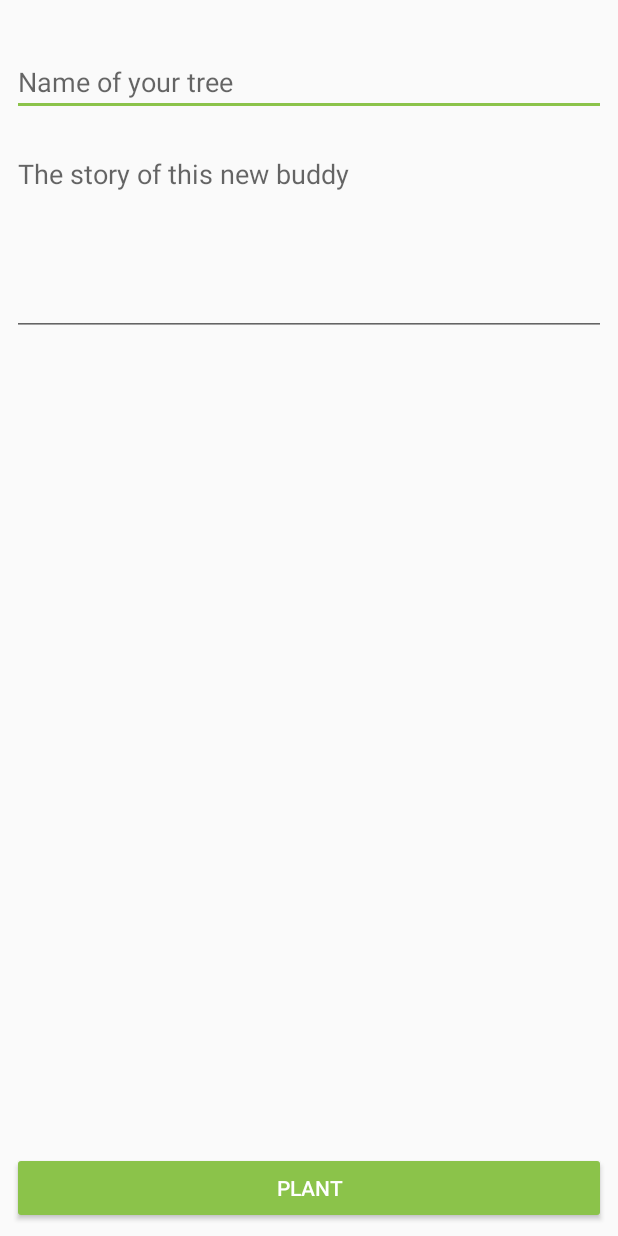
After one commit to padr31/greenhack2018, an Android app: the layout fragment_plant.xml on its own in the app's theme, with its tools: preview values and no code run, on a phone screen of 412 x 824 dp. The commit adds this screen. Run offline under Robolectric (Android 15) with nearby library versions, the phone set to English and light mode, and no system bars.

Commit message:
Create PlantFragment

```diff
--- a/app/build.gradle
+++ b/app/build.gradle
@@ -23,10 +23,11 @@ android {
 }
 
 dependencies {
-    implementation fileTree(dir: 'libs', include: ['*.jar'])
-    implementation"org.jetbrains.kotlin:kotlin-stdlib-jre7:$kotlin_version"
+    implementation fileTree(include: ['*.jar'], dir: 'libs')
+    implementation "org.jetbrains.kotlin:kotlin-stdlib-jre7:$kotlin_version"
     implementation 'com.android.support:appcompat-v7:26.1.0'
     implementation 'com.android.support.constraint:constraint-layout:1.0.2'
+    implementation 'com.android.support:support-v4:26.1.0'
     testImplementation 'junit:junit:4.12'
     androidTestImplementation 'com.android.support.test:runner:1.0.1'
     androidTestImplementation 'com.android.support.test.espresso:espresso-core:3.0.1'
--- /dev/null
+++ b/app/src/main/java/com/treecio/squirrel/squirrel/PlantFragment.kt
@@ -0,0 +1,25 @@
+package com.treecio.squirrel.squirrel
+
+import android.content.Context
+import android.net.Uri
+import android.os.Bundle
+import android.support.v4.app.Fragment
+import android.view.LayoutInflater
+import android.view.View
+import android.view.ViewGroup
+
+class PlantFragment : Fragment() {
+
+
+    override fun onCreate(savedInstanceState: Bundle?) {
+        super.onCreate(savedInstanceState)
+
+    }
+
+    override fun onCreateView(inflater: LayoutInflater?, container: ViewGroup?,
+                              savedInstanceState: Bundle?): View? {
+        // Inflate the layout for this fragment
+        return inflater!!.inflate(R.layout.fragment_plant, container, false)
+    }
+
+}// Required empty public constructor
--- /dev/null
+++ b/app/src/main/res/layout/fragment_plant.xml
@@ -0,0 +1,54 @@
+<android.support.constraint.ConstraintLayout xmlns:android="http://schemas.android.com/apk/res/android"
+    xmlns:app="http://schemas.android.com/apk/res-auto"
+    xmlns:tools="http://schemas.android.com/tools"
+    android:id="@+id/frameLayout"
+    android:layout_width="match_parent"
+    android:layout_height="match_parent"
+    tools:context="com.treecio.squirrel.squirrel.PlantFragment">
+
+
+    <EditText
+        android:id="@+id/editText"
+        android:layout_width="0dp"
+        android:layout_height="wrap_content"
+        android:layout_marginEnd="8dp"
+        android:layout_marginStart="8dp"
+        android:layout_marginTop="32dp"
+        android:hint="@string/tree_name"
+        android:textColor="@color/colorAccent"
+        app:layout_constraintEnd_toEndOf="parent"
+        app:layout_constraintStart_toStartOf="parent"
+        app:layout_constraintTop_toTopOf="parent"/>
+
+    <EditText
+        android:id="@+id/EditText02"
+        android:layout_width="match_parent"
+        android:layout_height="wrap_content"
+        android:layout_marginEnd="8dp"
+        android:layout_marginStart="8dp"
+        android:layout_marginTop="16dp"
+        android:textColor="@color/colorAccent"
+        android:gravity="top|start"
+        android:inputType="textMultiLine"
+        android:lines="5"
+        android:hint="@string/tree_story"
+        android:scrollHorizontally="false"
+        app:layout_constraintEnd_toEndOf="parent"
+        app:layout_constraintStart_toStartOf="parent"
+        app:layout_constraintTop_toBottomOf="@+id/editText" />
+
+    <Button
+        android:id="@+id/button2"
+        android:layout_width="match_parent"
+        android:layout_height="wrap_content"
+        android:layout_marginBottom="8dp"
+        android:layout_marginEnd="8dp"
+        android:layout_marginStart="8dp"
+        android:text="@string/btn_plant"
+        style="@style/Widget.AppCompat.Button.Colored"
+        app:layout_constraintBottom_toBottomOf="parent"
+        app:layout_constraintEnd_toEndOf="parent"
+        app:layout_constraintStart_toStartOf="parent" />
+
+
+</android.support.constraint.ConstraintLayout>
--- a/app/src/main/res/values/colors.xml
+++ b/app/src/main/res/values/colors.xml
@@ -1,6 +1,6 @@
 <?xml version="1.0" encoding="utf-8"?>
 <resources>
-    <color name="colorPrimary">#3F51B5</color>
-    <color name="colorPrimaryDark">#303F9F</color>
-    <color name="colorAccent">#FF4081</color>
+    <color name="colorPrimary">#795548</color>
+    <color name="colorPrimaryDark">#4b2c20</color>
+    <color name="colorAccent">#8bc34a</color>
 </resources>
--- a/app/src/main/res/values/strings.xml
+++ b/app/src/main/res/values/strings.xml
@@ -1,3 +1,8 @@
 <resources>
     <string name="app_name">Squirrel</string>
+
+    <string name="hello_blank_fragment">Hello blank fragment</string>
+    <string name="tree_name">Name of your tree</string>
+    <string name="tree_story">The story of this new buddy</string>
+    <string name="btn_plant">Plant</string>
 </resources>
```
